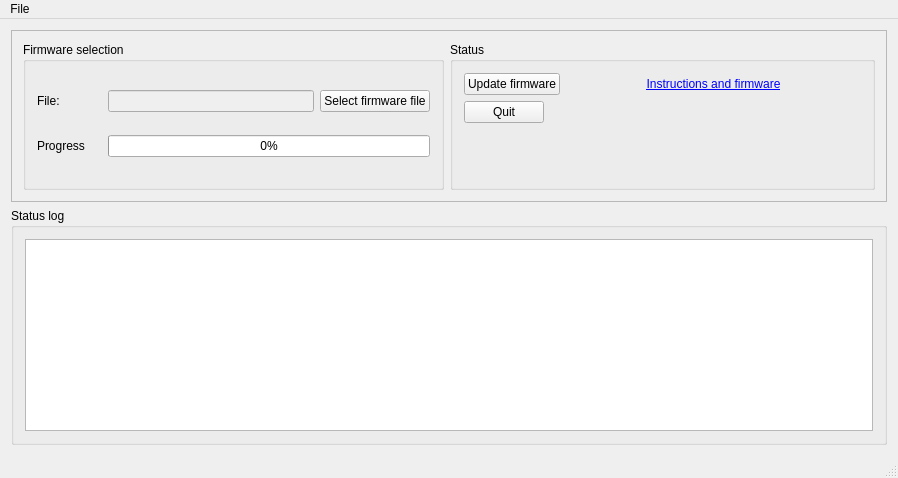
Above: mainwindow.ui from Nitrokey/nitrokey-update-tool before the change. Below: the same form after it.
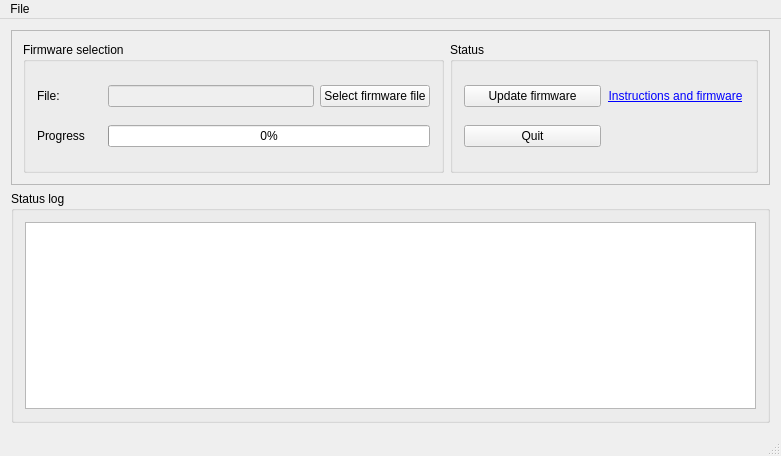
That is the form after the change.

Commit message: Make the Main form smaller

```diff
--- a/mainwindow.ui
+++ b/mainwindow.ui
@@ -6,8 +6,8 @@
    <rect>
     <x>0</x>
     <y>0</y>
-    <width>898</width>
-    <height>478</height>
+    <width>781</width>
+    <height>456</height>
    </rect>
   </property>
   <property name="windowTitle">
@@ -41,7 +41,7 @@
          <property name="title">
           <string>Status</string>
          </property>
-         <layout class="QFormLayout" name="formLayout">
+         <layout class="QGridLayout" name="gridLayout_3">
           <item row="0" column="0">
            <widget class="QPushButton" name="btn_update">
             <property name="text">
@@ -49,13 +49,6 @@
             </property>
            </widget>
           </item>
-          <item row="1" column="0">
-           <widget class="QPushButton" name="btn_quit">
-            <property name="text">
-             <string>Quit</string>
-            </property>
-           </widget>
-          </item>
           <item row="0" column="1">
            <widget class="QLabel" name="l_instructions_link">
             <property name="text">
@@ -69,6 +62,13 @@
             </property>
            </widget>
           </item>
+          <item row="1" column="0">
+           <widget class="QPushButton" name="btn_quit">
+            <property name="text">
+             <string>Quit</string>
+            </property>
+           </widget>
+          </item>
          </layout>
         </widget>
        </item>
@@ -160,7 +160,7 @@
     <rect>
      <x>0</x>
      <y>0</y>
-     <width>898</width>
+     <width>781</width>
      <height>20</height>
     </rect>
    </property>
```
